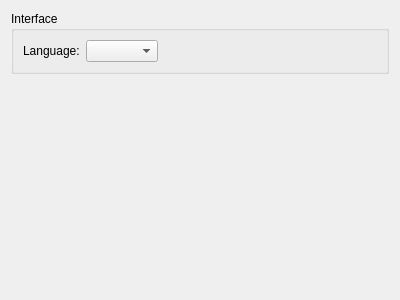
This is liteidex/src/liteapp/liteappoption.ui in seanxyh/liteide as Qt 5 draws it before an edit. The edited form follows.
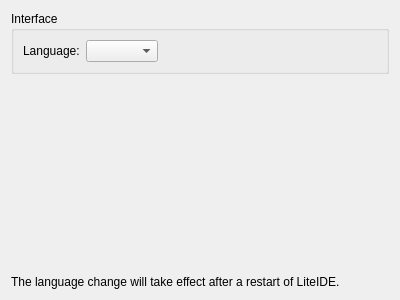
This is the edited form.

```diff
--- a/liteidex/src/liteapp/liteappoption.ui
+++ b/liteidex/src/liteapp/liteappoption.ui
@@ -59,6 +59,19 @@
      </property>
     </spacer>
    </item>
+   <item>
+    <widget class="QLabel" name="label_2">
+     <property name="text">
+      <string>The language change will take effect after a restart of LiteIDE.</string>
+     </property>
+     <property name="scaledContents">
+      <bool>false</bool>
+     </property>
+     <property name="wordWrap">
+      <bool>true</bool>
+     </property>
+    </widget>
+   </item>
   </layout>
  </widget>
  <resources/>
```
